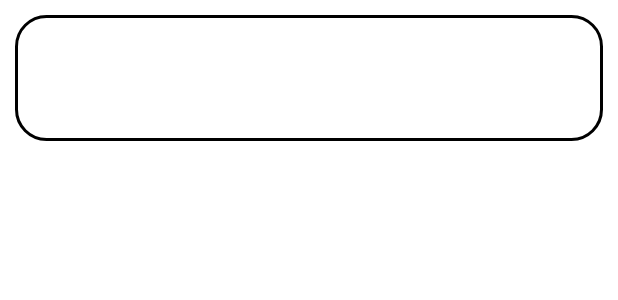
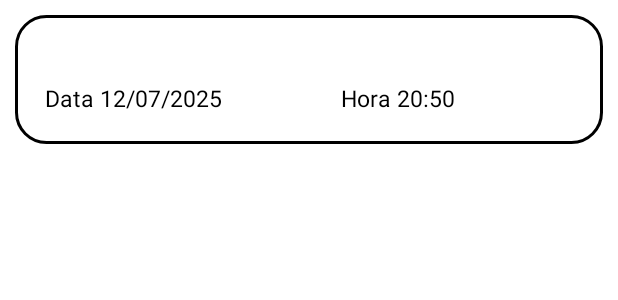
Before and after one commit to NunesGabrielly/ProjetoFabrica, an Android app: the layout item_visita.xml on its own in the app's theme, with its tools: preview values and no code run, on a phone screen of 412 x 824 dp. Shown: the top 300 px of the screen. Run offline under Robolectric (Android 15) with nearby library versions, the light colour scheme and no system bars.

Commit message:
Quinto commit

```diff
--- a/app/src/main/java/com/example/projetofabrica/activity/FormAgendamento.java
+++ b/app/src/main/java/com/example/projetofabrica/activity/FormAgendamento.java
@@ -16,7 +16,6 @@ import android.widget.AutoCompleteTextView;
 import android.widget.Button;
 
 import com.example.projetofabrica.R;
-import com.example.projetofabrica.utils.DateTextWatcher;
 import com.google.android.gms.tasks.OnCompleteListener;
 import com.google.android.gms.tasks.OnFailureListener;
 import com.google.android.gms.tasks.OnSuccessListener;
@@ -58,8 +57,6 @@ public class FormAgendamento extends AppCompatActivity {
         editData = findViewById(R.id.edit_data);
         editHora = findViewById(R.id.edit_hora);
         btSalvar = findViewById(R.id.bt_salvar);
-
-        editData.addTextChangedListener(new DateTextWatcher(editData));
 
         editNome = (AutoCompleteTextView) findViewById(R.id.edit_nome);
         String[] countries = getResources().getStringArray(R.array.instituicoes_array);
--- a/app/src/main/res/layout/activity_form_agendamento.xml
+++ b/app/src/main/res/layout/activity_form_agendamento.xml
@@ -67,8 +67,7 @@
             app:layout_constraintEnd_toEndOf="@+id/containerComponents"
             app:layout_constraintStart_toStartOf="@+id/containerComponents"
             app:layout_constraintTop_toBottomOf="@+id/edit_nome"
-            android:importantForAutofill="no"
-            tools:ignore="RtlHardcoded" />
+            tools:ignore="Autofill,RtlHardcoded" />
 
         <EditText
             android:id="@+id/edit_hora"
--- a/app/src/main/res/layout/item_visita.xml
+++ b/app/src/main/res/layout/item_visita.xml
@@ -21,15 +21,19 @@
                 android:id="@+id/textDataVisita"
                 android:layout_width="197dp"
                 android:layout_height="wrap_content"
+                android:textAppearance="?android:attr/textAppearanceSmall"
+                android:text="Data 12/07/2025"
                 android:textColor="@color/black"
-                android:textAppearance="?android:attr/textAppearanceSmall" />
+                android:textSize="15sp" />
 
             <TextView
                 android:id="@+id/textHoraVisita"
                 android:layout_width="194dp"
                 android:layout_height="wrap_content"
                 android:textColor="@color/black"
-                android:textAppearance="?android:attr/textAppearanceSmall" />
+                android:textAppearance="?android:attr/textAppearanceSmall"
+                android:text="Hora 20:50"
+                android:textSize="15sp" />
 
         </LinearLayout>
 
```
Also changed, not shown: app/src/main/java/com/example/projetofabrica/activity/Visita.java (+9 -0 lines), app/src/main/java/com/example/projetofabrica/utils/DateTextWatcher.java (deleted, +0 -47 lines).
